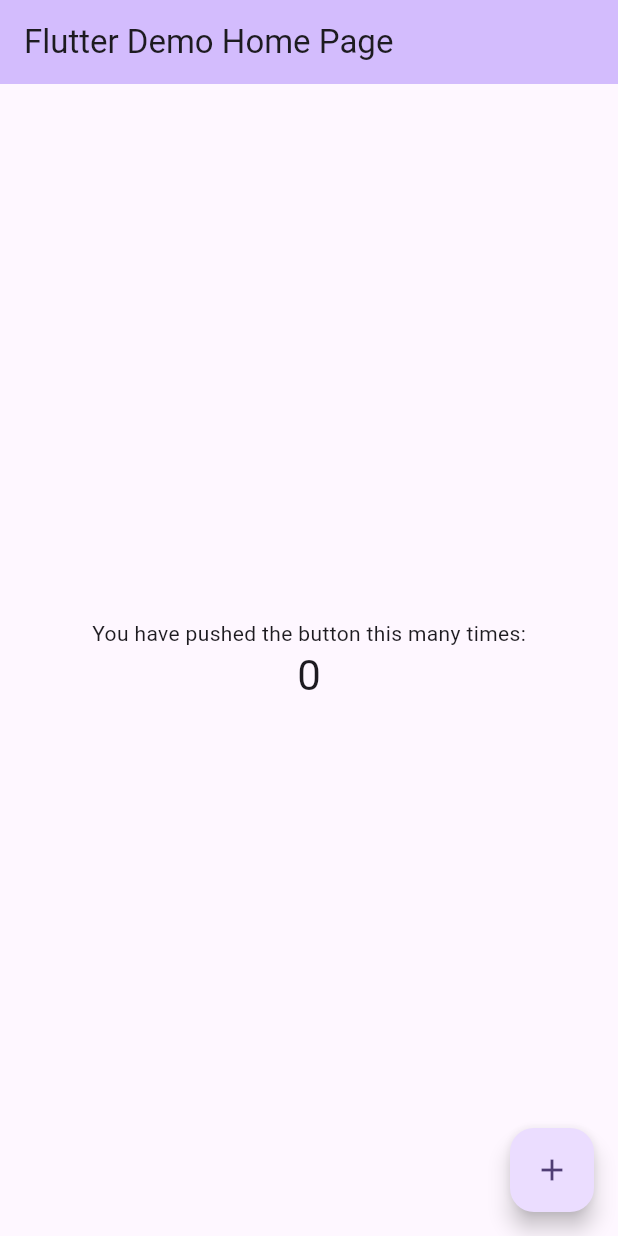
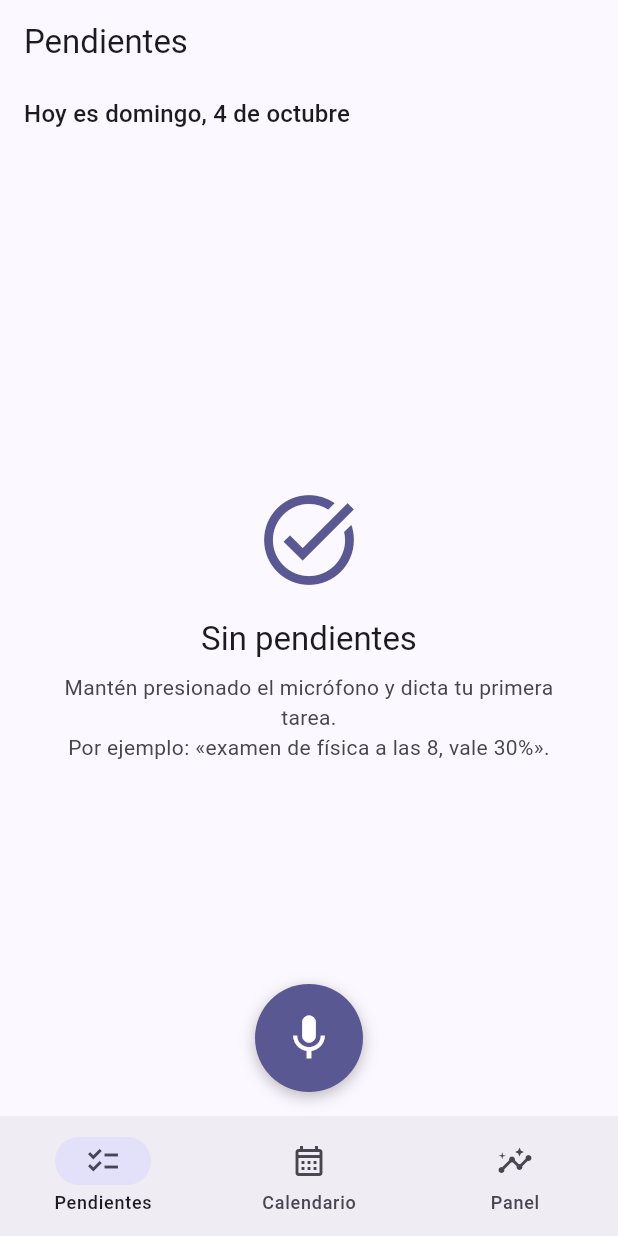
Before and after one commit to Sakura4Life/DiloIA-APP, a Flutter app: the screen it shows after launch, on a phone screen of 412 x 824 dp. Run offline on Flutter 3.47's test engine with Material 3 defaults, Android fonts, the phone set to English and light mode, and no system bars; our stand-ins replace flutter_riverpod.

Commit message:
Fase 1: esqueleto de la interfaz, permisos Android y limpieza del repo

```diff
--- /dev/null
+++ b/lib/app.dart
@@ -0,0 +1,79 @@
+import 'package:flutter/material.dart';
+import 'package:flutter_localizations/flutter_localizations.dart';
+
+import 'core/theme.dart';
+import 'features/calendar/calendar_screen.dart';
+import 'features/dashboard/dashboard_screen.dart';
+import 'features/tasks/tasks_screen.dart';
+import 'features/voice/voice_button.dart';
+
+/// Raíz visual de la app: tema, idioma y pantalla inicial.
+class DiloIAApp extends StatelessWidget {
+  const DiloIAApp({super.key});
+
+  @override
+  Widget build(BuildContext context) {
+    return MaterialApp(
+      title: 'DiloIA',
+      debugShowCheckedModeBanner: false,
+      theme: AppTheme.claro,
+      darkTheme: AppTheme.oscuro,
+      // Textos del sistema (calendarios, selectores de fecha y hora) en español.
+      locale: const Locale('es'),
+      supportedLocales: const [Locale('es')],
+      localizationsDelegates: GlobalMaterialLocalizations.delegates,
+      home: const HomeShell(),
+    );
+  }
+}
+
+/// Estructura principal: barra superior, las tres pestañas y el botón de voz,
+/// que está siempre visible porque dictar es la acción central de la app.
+class HomeShell extends StatefulWidget {
+  const HomeShell({super.key});
+
+  @override
+  State<HomeShell> createState() => _HomeShellState();
+}
+
+class _HomeShellState extends State<HomeShell> {
+  int _indice = 0;
+
+  static const _titulos = ['Pendientes', 'Calendario', 'Panel'];
+
+  @override
+  Widget build(BuildContext context) {
+    return Scaffold(
+      appBar: AppBar(title: Text(_titulos[_indice])),
+      // IndexedStack mantiene vivas las tres pantallas: al volver a una
+      // pestaña conserva su estado (por ejemplo, la posición del scroll).
+      body: IndexedStack(
+        index: _indice,
+        children: const [TasksScreen(), CalendarScreen(), DashboardScreen()],
+      ),
+      floatingActionButton: const VoiceButton(),
+      floatingActionButtonLocation: FloatingActionButtonLocation.centerFloat,
+      bottomNavigationBar: NavigationBar(
+        selectedIndex: _indice,
+        onDestinationSelected: (i) => setState(() => _indice = i),
+        destinations: const [
+          NavigationDestination(
+            icon: Icon(Icons.checklist_outlined),
+            selectedIcon: Icon(Icons.checklist),
+            label: 'Pendientes',
+          ),
+          NavigationDestination(
+            icon: Icon(Icons.calendar_month_outlined),
+            selectedIcon: Icon(Icons.calendar_month),
+            label: 'Calendario',
+          ),
+          NavigationDestination(
+            icon: Icon(Icons.insights_outlined),
+            selectedIcon: Icon(Icons.insights),
+            label: 'Panel',
+          ),
+        ],
+      ),
+    );
+  }
+}
--- /dev/null
+++ b/lib/core/theme.dart
@@ -0,0 +1,18 @@
+import 'package:flutter/material.dart';
+
+/// Tema visual de la app. Material 3 genera toda la paleta (botones, barras,
+/// fondos) a partir de un solo color semilla, en versión clara y oscura.
+abstract final class AppTheme {
+  static const _colorSemilla = Color(0xFF4F46E5);
+
+  static final claro = ThemeData(
+    colorScheme: ColorScheme.fromSeed(seedColor: _colorSemilla),
+  );
+
+  static final oscuro = ThemeData(
+    colorScheme: ColorScheme.fromSeed(
+      seedColor: _colorSemilla,
+      brightness: Brightness.dark,
+    ),
+  );
+}
--- /dev/null
+++ b/lib/core/widgets/empty_state.dart
@@ -0,0 +1,44 @@
+import 'package:flutter/material.dart';
+
+/// Mensaje centrado para pantallas sin datos: un ícono, un título y una
+/// explicación de qué aparecerá ahí.
+class EmptyState extends StatelessWidget {
+  const EmptyState({
+    super.key,
+    required this.icono,
+    required this.titulo,
+    required this.mensaje,
+  });
+
+  final IconData icono;
+  final String titulo;
+  final String mensaje;
+
+  @override
+  Widget build(BuildContext context) {
+    final colores = Theme.of(context).colorScheme;
+    final textos = Theme.of(context).textTheme;
+
+    return Center(
+      child: Padding(
+        padding: const EdgeInsets.all(32),
+        child: Column(
+          mainAxisSize: MainAxisSize.min,
+          children: [
+            Icon(icono, size: 72, color: colores.primary),
+            const SizedBox(height: 16),
+            Text(titulo, style: textos.titleLarge, textAlign: TextAlign.center),
+            const SizedBox(height: 8),
+            Text(
+              mensaje,
+              style: textos.bodyMedium?.copyWith(
+                color: colores.onSurfaceVariant,
+              ),
+              textAlign: TextAlign.center,
+            ),
+          ],
+        ),
+      ),
+    );
+  }
+}
--- /dev/null
+++ b/lib/features/tasks/tasks_screen.dart
@@ -0,0 +1,37 @@
+import 'package:flutter/material.dart';
+import 'package:intl/intl.dart';
+
+import '../../core/widgets/empty_state.dart';
+
+/// Pestaña "Pendientes". En la fase 2 mostrará la lista de tareas guardadas.
+class TasksScreen extends StatelessWidget {
+  const TasksScreen({super.key});
+
+  @override
+  Widget build(BuildContext context) {
+    // Ej.: "sábado, 3 de octubre". El idioma lo fija Intl.defaultLocale.
+    final hoy = DateFormat("EEEE, d 'de' MMMM").format(DateTime.now());
+
+    return Column(
+      crossAxisAlignment: CrossAxisAlignment.start,
+      children: [
+        Padding(
+          padding: const EdgeInsets.fromLTRB(16, 8, 16, 0),
+          child: Text(
+            'Hoy es $hoy',
+            style: Theme.of(context).textTheme.titleMedium,
+          ),
+        ),
+        const Expanded(
+          child: EmptyState(
+            icono: Icons.task_alt,
+            titulo: 'Sin pendientes',
+            mensaje:
+                'Mantén presionado el micrófono y dicta tu primera tarea.\n'
+                'Por ejemplo: «examen de física a las 8, vale 30%».',
+          ),
+        ),
+      ],
+    );
+  }
+}
--- /dev/null
+++ b/lib/features/voice/voice_button.dart
@@ -0,0 +1,73 @@
+import 'package:flutter/material.dart';
+import 'package:flutter/services.dart';
+
+/// Botón de dictado: se mantiene presionado para hablar y se suelta para
+/// terminar. Por ahora solo es la interfaz; la grabación y la llamada a la IA
+/// se conectan en la fase 4.
+class VoiceButton extends StatefulWidget {
+  const VoiceButton({super.key});
+
+  @override
+  State<VoiceButton> createState() => _VoiceButtonState();
+}
+
+class _VoiceButtonState extends State<VoiceButton> {
+  bool _presionado = false;
+
+  void _empezar() {
+    HapticFeedback.mediumImpact();
+    setState(() => _presionado = true);
+  }
+
+  void _terminar() {
+    setState(() => _presionado = false);
+    _avisar('El dictado por voz estará disponible pronto.');
+  }
+
+  void _avisar(String mensaje) {
+    ScaffoldMessenger.of(context)
+      ..hideCurrentSnackBar()
+      ..showSnackBar(SnackBar(content: Text(mensaje)));
+  }
+
+  @override
+  Widget build(BuildContext context) {
+    final colores = Theme.of(context).colorScheme;
+    // Mientras se mantiene presionado, el botón crece y cambia de color para
+    // que el usuario sepa que lo está escuchando.
+    final tamano = _presionado ? 84.0 : 72.0;
+    final fondo = _presionado ? colores.error : colores.primary;
+    final icono = _presionado ? colores.onError : colores.onPrimary;
+
+    return Semantics(
+      button: true,
+      label: 'Mantén presionado para dictar una tarea',
+      child: GestureDetector(
+        onTap: () => _avisar('Mantén presionado para dictar.'),
+        onLongPressStart: (_) => _empezar(),
+        onLongPressEnd: (_) => _terminar(),
+        child: AnimatedContainer(
+          duration: const Duration(milliseconds: 150),
+          width: tamano,
+          height: tamano,
+          decoration: BoxDecoration(
+            color: fondo,
+            shape: BoxShape.circle,
+            boxShadow: const [
+              BoxShadow(
+                blurRadius: 8,
+                offset: Offset(0, 3),
+                color: Colors.black26,
+              ),
+            ],
+          ),
+          child: Icon(
+            _presionado ? Icons.graphic_eq : Icons.mic,
+            size: 36,
+            color: icono,
+          ),
+        ),
+      ),
+    );
+  }
+}
--- a/lib/main.dart
+++ b/lib/main.dart
@@ -1,122 +1,17 @@
 import 'package:flutter/material.dart';
+import 'package:flutter_riverpod/flutter_riverpod.dart';
+import 'package:intl/date_symbol_data_local.dart';
+import 'package:intl/intl.dart';
 
-void main() {
-  runApp(const MyApp());
+import 'app.dart';
+
+Future<void> main() async {
+  WidgetsFlutterBinding.ensureInitialized();
+
+  // Carga los nombres de días y meses en español para formatear fechas.
+  await initializeDateFormatting('es');
+  Intl.defaultLocale = 'es';
+
+  // ProviderScope es donde Riverpod guarda el estado compartido de la app.
+  runApp(const ProviderScope(child: DiloIAApp()));
 }
-
-class MyApp extends StatelessWidget {
-  const MyApp({super.key});
-
-  // This widget is the root of your application.
-  @override
-  Widget build(BuildContext context) {
-    return MaterialApp(
-      title: 'Flutter Demo',
-      theme: ThemeData(
-        // This is the theme of your application.
-        //
-        // TRY THIS: Try running your application with "flutter run". You'll see
-        // the application has a purple toolbar. Then, without quitting the app,
-        // try changing the seedColor in the colorScheme below to Colors.green
-        // and then invoke "hot reload" (save your changes or press the "hot
-        // reload" button in a Flutter-supported IDE, or press "r" if you used
-        // the command line to start the app).
-        //
-        // Notice that the counter didn't reset back to zero; the application
-        // state is not lost during the reload. To reset the state, use hot
-        // restart instead.
-        //
-        // This works for code too, not just values: Most code changes can be
-        // tested with just a hot reload.
-        colorScheme: .fromSeed(seedColor: Colors.deepPurple),
-      ),
-      home: const MyHomePage(title: 'Flutter Demo Home Page'),
-    );
-  }
-}
-
-class MyHomePage extends StatefulWidget {
-  const MyHomePage({super.key, required this.title});
-
-  // This widget is the home page of your application. It is stateful, meaning
-  // that it has a State object (defined below) that contains fields that affect
-  // how it looks.
-
-  // This class is the configuration for the state. It holds the values (in this
-  // case the title) provided by the parent (in this case the App widget) and
-  // used by the build method of the State. Fields in a Widget subclass are
-  // always marked "final".
-
-  final String title;
-
-  @override
-  State<MyHomePage> createState() => _MyHomePageState();
-}
-
-class _MyHomePageState extends State<MyHomePage> {
-  int _counter = 0;
-
-  void _incrementCounter() {
-    setState(() {
-      // This call to setState tells the Flutter framework that something has
-      // changed in this State, which causes it to rerun the build method below
-      // so that the display can reflect the updated values. If we changed
-      // _counter without calling setState(), then the build method would not be
-      // called again, and so nothing would appear to happen.
-      _counter++;
-    });
-  }
-
-  @override
-  Widget build(BuildContext context) {
-    // This method is rerun every time setState is called, for instance as done
-    // by the _incrementCounter method above.
-    //
-    // The Flutter framework has been optimized to make rerunning build methods
-    // fast, so that you can just rebuild anything that needs updating rather
-    // than having to individually change instances of widgets.
-    return Scaffold(
-      appBar: AppBar(
-        // TRY THIS: Try changing the color here to a specific color (to
-        // Colors.amber, perhaps?) and trigger a hot reload to see the AppBar
-        // change color while the other colors stay the same.
-        backgroundColor: Theme.of(context).colorScheme.inversePrimary,
-        // Here we take the value from the MyHomePage object that was created by
-        // the App.build method, and use it to set our appbar title.
-        title: Text(widget.title),
-      ),
-      body: Center(
-        // Center is a layout widget. It takes a single child and positions it
-        // in the middle of the parent.
-        child: Column(
-          // Column is also a layout widget. It takes a list of children and
-          // arranges them vertically. By default, it sizes itself to fit its
-          // children horizontally, and tries to be as tall as its parent.
-          //
-          // Column has various properties to control how it sizes itself and
-          // how it positions its children. Here we use mainAxisAlignment to
-          // center the children vertically; the main axis here is the vertical
-          // axis because Columns are vertical (the cross axis would be
-          // horizontal).
-          //
-          // TRY THIS: Invoke "debug painting" (choose the "Toggle Debug Paint"
-          // action in the IDE, or press "p" in the console), to see the
-          // wireframe for each widget.
-          mainAxisAlignment: .center,
-          children: [
-            const Text('You have pushed the button this many times:'),
-            Text(
-              '$_counter',
-              style: Theme.of(context).textTheme.headlineMedium,
-            ),
-          ],
-        ),
-      ),
-      floatingActionButton: FloatingActionButton(
-        onPressed: _incrementCounter,
-        tooltip: 'Increment',
-        child: const Icon(Icons.add),
-      ),
-    );
-  }
-}
--- a/pubspec.yaml
+++ b/pubspec.yaml
@@ -1,5 +1,5 @@
 name: diloia_app
-description: "A new Flutter project."
+description: "DiloIA: asistente de notas académicas por voz."
 # The following line prevents the package from being accidentally published to
 # pub.dev using `flutter pub publish`. This is preferred for private packages.
 publish_to: 'none' # Remove this line if you wish to publish to pub.dev
@@ -34,6 +34,10 @@ dependencies:
   # The following adds the Cupertino Icons font to your application.
   # Use with the CupertinoIcons class for iOS style icons.
   cupertino_icons: ^1.0.8
+  flutter_riverpod: ^3.4.3
+  intl: ^0.20.3
+  flutter_localizations:
+    sdk: flutter
 
 dev_dependencies:
   flutter_test:
```
Also changed, not shown: lib/core/constants.dart (added, +27 -0 lines), lib/features/calendar/calendar_screen.dart (added, +17 -0 lines), lib/features/dashboard/dashboard_screen.dart (added, +19 -0 lines), pubspec.lock, 117 other files.
